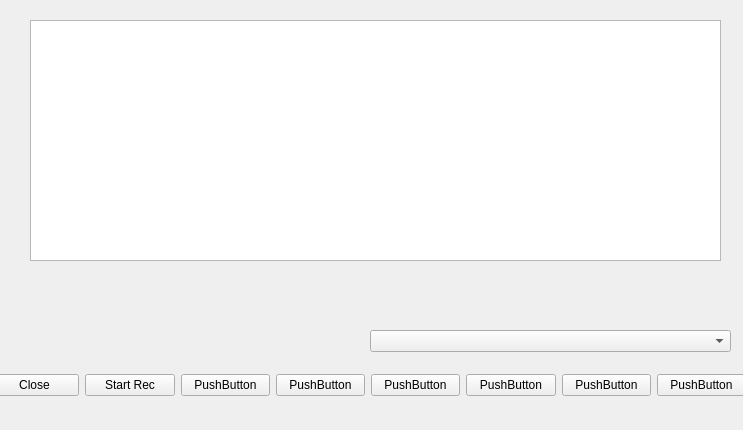
Above: pk.ui from cagprog/ModbusMaster before the change. Below: the same form after it.
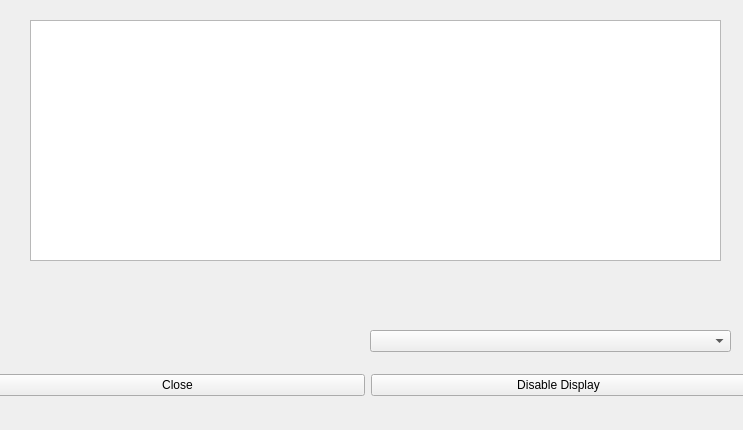
That is the form after the change.

Patch:
```diff
--- a/pk.ui
+++ b/pk.ui
@@ -33,49 +33,7 @@
     <item>
      <widget class="QPushButton" name="pushButton_2">
       <property name="text">
-       <string>Start Rec</string>
-      </property>
-     </widget>
-    </item>
-    <item>
-     <widget class="QPushButton" name="pushButton_3">
-      <property name="text">
-       <string>PushButton</string>
-      </property>
-     </widget>
-    </item>
-    <item>
-     <widget class="QPushButton" name="pushButton_4">
-      <property name="text">
-       <string>PushButton</string>
-      </property>
-     </widget>
-    </item>
-    <item>
-     <widget class="QPushButton" name="pushButton_5">
-      <property name="text">
-       <string>PushButton</string>
-      </property>
-     </widget>
-    </item>
-    <item>
-     <widget class="QPushButton" name="pushButton_6">
-      <property name="text">
-       <string>PushButton</string>
-      </property>
-     </widget>
-    </item>
-    <item>
-     <widget class="QPushButton" name="pushButton_7">
-      <property name="text">
-       <string>PushButton</string>
-      </property>
-     </widget>
-    </item>
-    <item>
-     <widget class="QPushButton" name="pushButton_8">
-      <property name="text">
-       <string>PushButton</string>
+       <string>Disable Display</string>
       </property>
      </widget>
     </item>
```
